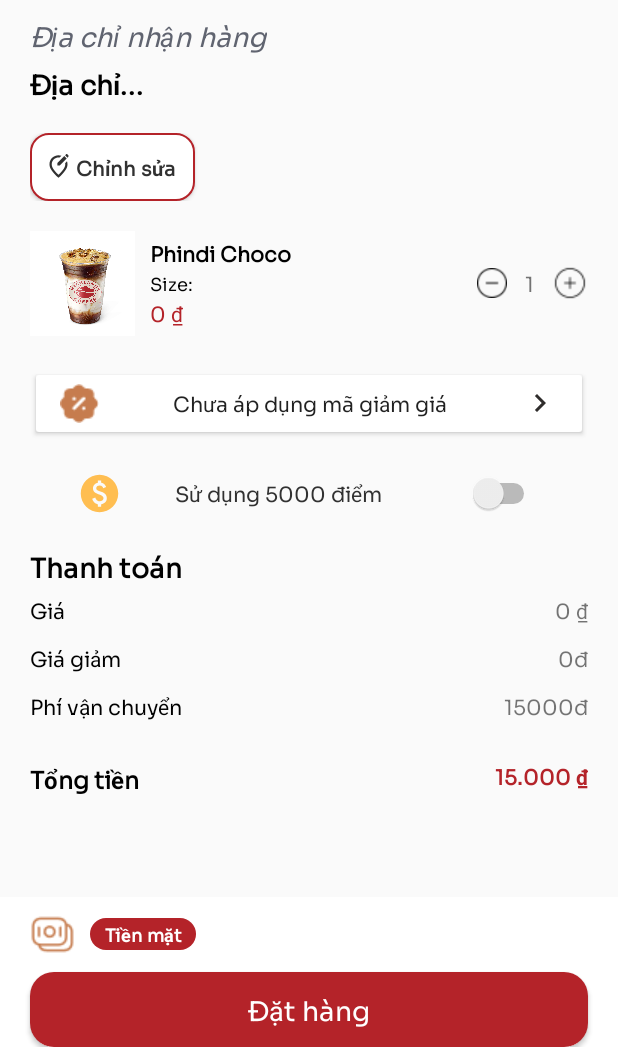
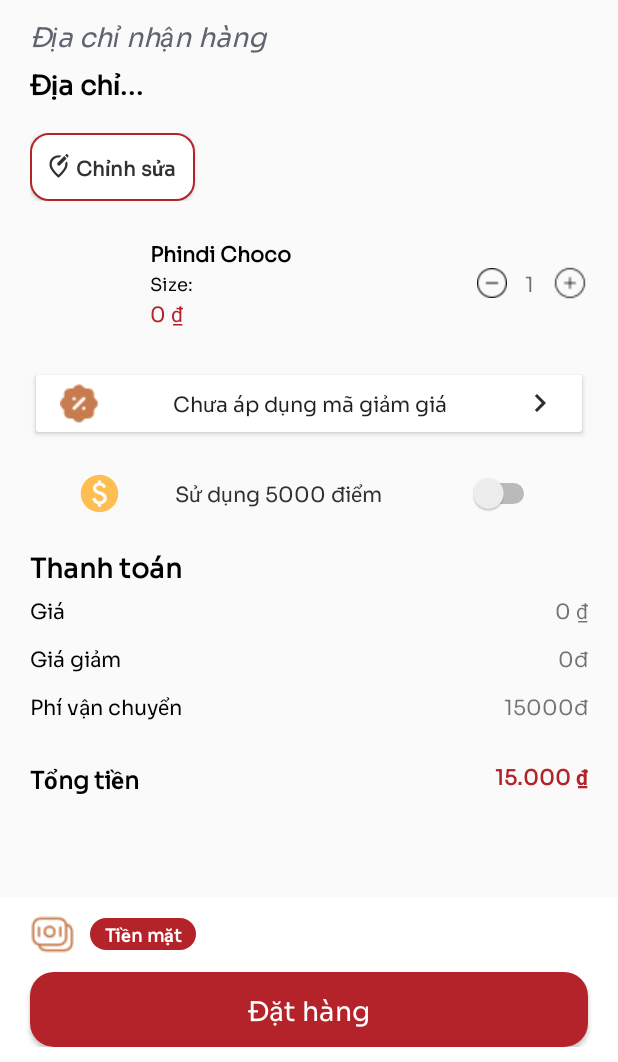
Before and after one commit to Thuy4502/CoffeeShopAndroid, an Android app: the BuyNowActivity screen opened directly, with no data from a screen before it, on a phone screen of 412 x 824 dp, the part 174-1236 px from its top. Run offline under Robolectric (Android 15) with nearby library versions, the phone set to English and light mode, and no system bars; libraries missing offline, so code that uses them is left out: com.colormoon.readmoretextview; pictures from the network do not load; 4 statements that could not run were skipped.

Commit message:
Coffeshop project midterm exam

```diff
--- a/app/src/main/java/com/example/deliveryapp/Api/ApiService.java
+++ b/app/src/main/java/com/example/deliveryapp/Api/ApiService.java
@@ -25,10 +25,10 @@ import retrofit2.http.Query;
 
 public interface ApiService {
     Gson gson = new GsonBuilder().setDateFormat("dd-MM-yyyy HH:mm:ss").create();
-    public String bearToken = "eyJhbGciOiJIUzM4NCJ9.eyJpYXQiOjE3MTMzMjQyMzcsImV4cCI6MTcxMzkyOTAzNywidXNlcm5hbWUiOiIrODQ2MjIyMTAzNSIsImF1dGhvcml0aWVzIjoiU1RBRkYifQ.Jg2FHEYZleqPDMiasvZsaeL-HAo8W6JInddweYsihvoOfBbjFJXxYZdrBIpovf-H";
+    public String bearToken = "eyJhbGciOiJIUzM4NCJ9.eyJpYXQiOjE3MTM4NDU0OTgsImV4cCI6MTcxNDQ1MDI5OCwidXNlcm5hbWUiOiIwOTI3MDE0MDUxIiwiYXV0aG9yaXRpZXMiOiJDVVNUT01FUiJ9.nzaEjAP5q0ZUyiSIRNJCQtJegz8wS_UgnG8lo89TgJDydUx5zJsAiz-Gnsx7oqUm";
 
     ApiService apiService = new Retrofit.Builder()
-            .baseUrl("http://192.168.1.146:9999/").addConverterFactory(GsonConverterFactory.create(gson))
+            .baseUrl("http://192.10.1.36:9999/").addConverterFactory(GsonConverterFactory.create(gson))
             .build().create(ApiService.class);
 
 
--- a/app/src/main/java/com/example/deliveryapp/BuyNowActivity.java
+++ b/app/src/main/java/com/example/deliveryapp/BuyNowActivity.java
@@ -53,7 +53,7 @@ public class BuyNowActivity extends AppCompatActivity {
     String newAddress;
     LinearLayout lyEditAdress;
     private Toolbar appBar;
-    String token="eyJhbGciOiJIUzM4NCJ9.eyJpYXQiOjE3MTMxNTM1MTEsImV4cCI6MTcxMzc1ODMxMSwidXNlcm5hbWUiOiIwOTI3MDE0MDUxIiwiYXV0aG9yaXRpZXMiOiJDVVNUT01FUiJ9.BuqNsRGHaEhsRv0L4-Xn9aM4hXmfNVAoN4Di4Na7lDmiaygfRFCUB0EA-S-B45oW";
+    String token="eyJhbGciOiJIUzM4NCJ9.eyJpYXQiOjE3MTM4NDU0OTgsImV4cCI6MTcxNDQ1MDI5OCwidXNlcm5hbWUiOiIwOTI3MDE0MDUxIiwiYXV0aG9yaXRpZXMiOiJDVVNUT01FUiJ9.nzaEjAP5q0ZUyiSIRNJCQtJegz8wS_UgnG8lo89TgJDydUx5zJsAiz-Gnsx7oqUm";
 
     Button btnOrder, btnChangeAddress, btnDelivery, btnPickUp;
     public static float price,  tPrice,  dCost, priceBySize;
--- a/app/src/main/java/com/example/deliveryapp/CartListActivity.java
+++ b/app/src/main/java/com/example/deliveryapp/CartListActivity.java
@@ -46,7 +46,7 @@ public class CartListActivity extends AppCompatActivity {
     public static float totalPrice;
 
 //    public static int countCart;
-    static String token = "eyJhbGciOiJIUzM4NCJ9.eyJpYXQiOjE3MTMxNTM1MTEsImV4cCI6MTcxMzc1ODMxMSwidXNlcm5hbWUiOiIwOTI3MDE0MDUxIiwiYXV0aG9yaXRpZXMiOiJDVVNUT01FUiJ9.BuqNsRGHaEhsRv0L4-Xn9aM4hXmfNVAoN4Di4Na7lDmiaygfRFCUB0EA-S-B45oW";
+    static String token = "eyJhbGciOiJIUzM4NCJ9.eyJpYXQiOjE3MTM4NDU0OTgsImV4cCI6MTcxNDQ1MDI5OCwidXNlcm5hbWUiOiIwOTI3MDE0MDUxIiwiYXV0aG9yaXRpZXMiOiJDVVNUT01FUiJ9.nzaEjAP5q0ZUyiSIRNJCQtJegz8wS_UgnG8lo89TgJDydUx5zJsAiz-Gnsx7oqUm";
 
 
 
--- a/app/src/main/java/com/example/deliveryapp/ProductCustomerAPI.java
+++ b/app/src/main/java/com/example/deliveryapp/ProductCustomerAPI.java
@@ -66,7 +66,7 @@ public class ProductCustomerAPI extends AppCompatActivity {
     private Timer timer;
 
     String name;
-    static String token = "eyJhbGciOiJIUzM4NCJ9.eyJpYXQiOjE3MTMxNTM1MTEsImV4cCI6MTcxMzc1ODMxMSwidXNlcm5hbWUiOiIwOTI3MDE0MDUxIiwiYXV0aG9yaXRpZXMiOiJDVVNUT01FUiJ9.BuqNsRGHaEhsRv0L4-Xn9aM4hXmfNVAoN4Di4Na7lDmiaygfRFCUB0EA-S-B45oW";
+    static String token = "eyJhbGciOiJIUzM4NCJ9.eyJpYXQiOjE3MTM4NDU0OTgsImV4cCI6MTcxNDQ1MDI5OCwidXNlcm5hbWUiOiIwOTI3MDE0MDUxIiwiYXV0aG9yaXRpZXMiOiJDVVNUT01FUiJ9.nzaEjAP5q0ZUyiSIRNJCQtJegz8wS_UgnG8lo89TgJDydUx5zJsAiz-Gnsx7oqUm";
 
 
     @Override
--- a/app/src/main/java/com/example/deliveryapp/UserOrderActivity.java
+++ b/app/src/main/java/com/example/deliveryapp/UserOrderActivity.java
@@ -66,7 +66,7 @@ public class UserOrderActivity extends AppCompatActivity {
 
     public float dCost = 15000;
 
-    static String token = "eyJhbGciOiJIUzM4NCJ9.eyJpYXQiOjE3MTMxNTM1MTEsImV4cCI6MTcxMzc1ODMxMSwidXNlcm5hbWUiOiIwOTI3MDE0MDUxIiwiYXV0aG9yaXRpZXMiOiJDVVNUT01FUiJ9.BuqNsRGHaEhsRv0L4-Xn9aM4hXmfNVAoN4Di4Na7lDmiaygfRFCUB0EA-S-B45oW";
+    static String token = "eyJhbGciOiJIUzM4NCJ9.eyJpYXQiOjE3MTM4NDU0OTgsImV4cCI6MTcxNDQ1MDI5OCwidXNlcm5hbWUiOiIwOTI3MDE0MDUxIiwiYXV0aG9yaXRpZXMiOiJDVVNUT01FUiJ9.nzaEjAP5q0ZUyiSIRNJCQtJegz8wS_UgnG8lo89TgJDydUx5zJsAiz-Gnsx7oqUm";
     @Override
     public void onCreate(@Nullable Bundle savedInstanceState) {
         super.onCreate(savedInstanceState);
@@ -262,7 +262,8 @@ public class UserOrderActivity extends AppCompatActivity {
     }
 
     public void callApiGetUserInfor() {
-        ApiService.apiService.getUserInfor("Bearer "+token).enqueue(new Callback<UserInfor>() {
+        ApiService.apiService.getUserInfor("Bearer "+token).enqueue(new Callback<UserInfor
+                >() {
             @Override
             public void onResponse(Call<UserInfor> call, Response<UserInfor> response) {
                 userInfor = response.body();
--- a/app/src/main/res/layout/layout_cart_item.xml
+++ b/app/src/main/res/layout/layout_cart_item.xml
@@ -14,8 +14,7 @@
         android:id="@+id/ivProductImg"
         android:layout_width="70dp"
         android:layout_height="70dp"
-        android:layout_marginStart="5dp"
-        app:srcCompat="@drawable/phindichoco" />
+        android:layout_marginStart="5dp"/>
 
     <LinearLayout
         android:layout_width="wrap_content"
--- a/app/src/main/res/layout/layout_customer_product.xml
+++ b/app/src/main/res/layout/layout_customer_product.xml
@@ -43,8 +43,7 @@
                     android:id="@+id/img_product"
                     android:layout_width="280dp"
                     android:layout_height="280dp"
-                    android:layout_gravity = "center"
-                    android:background="@drawable/phindichoco"/>
+                    android:layout_gravity = "center" />
                 <TextView
                     android:id="@+id/tv_productName"
                     android:layout_width="wrap_content"
--- a/app/src/main/res/layout/layout_item_customer.xml
+++ b/app/src/main/res/layout/layout_item_customer.xml
@@ -46,7 +46,6 @@
                 android:id="@+id/ivAnhSp"
                 android:layout_width="match_parent"
                 android:layout_height="130dp"
-                android:background="@drawable/img_product"
                 android:scaleType="centerCrop"/>
 
             <TextView
--- a/app/src/main/res/layout/layout_product_detail.xml
+++ b/app/src/main/res/layout/layout_product_detail.xml
@@ -14,7 +14,6 @@
             android:id="@+id/ivProductImg"
             android:layout_width="60dp"
             android:layout_height="60dp"
-            android:src="@drawable/phindichoco"
             android:layout_marginRight="20dp"/>
         <LinearLayout
             android:layout_width="wrap_content"
--- a/app/src/main/res/layout/layout_product_in_order.xml
+++ b/app/src/main/res/layout/layout_product_in_order.xml
@@ -9,8 +9,7 @@
         android:orientation="horizontal">
         <ImageView
             android:layout_width="70dp"
-            android:layout_height="70dp"
-            android:src="@drawable/phindichoco"/>
+            android:layout_height="70dp"/>
         <LinearLayout
             android:layout_width="wrap_content"
             android:layout_height="wrap_content"
--- a/app/src/main/res/layout/layout_user_order.xml
+++ b/app/src/main/res/layout/layout_user_order.xml
@@ -122,12 +122,13 @@
                     android:layout_width="match_parent"
                     android:layout_height="wrap_content"
                     android:orientation="horizontal">
+
                     <ImageView
                         android:id="@+id/ivProductImg"
                         android:layout_width="70dp"
                         android:layout_height="70dp"
-                        android:src="@drawable/phindichoco"
                         android:layout_marginRight="10dp"/>
+
                     <LinearLayout
                         android:layout_width="wrap_content"
                         android:layout_height="wrap_content"
```
Also changed, not shown: app/src/main/java/com/example/deliveryapp/ProductDetailActivity.java (+18 -40 lines).
